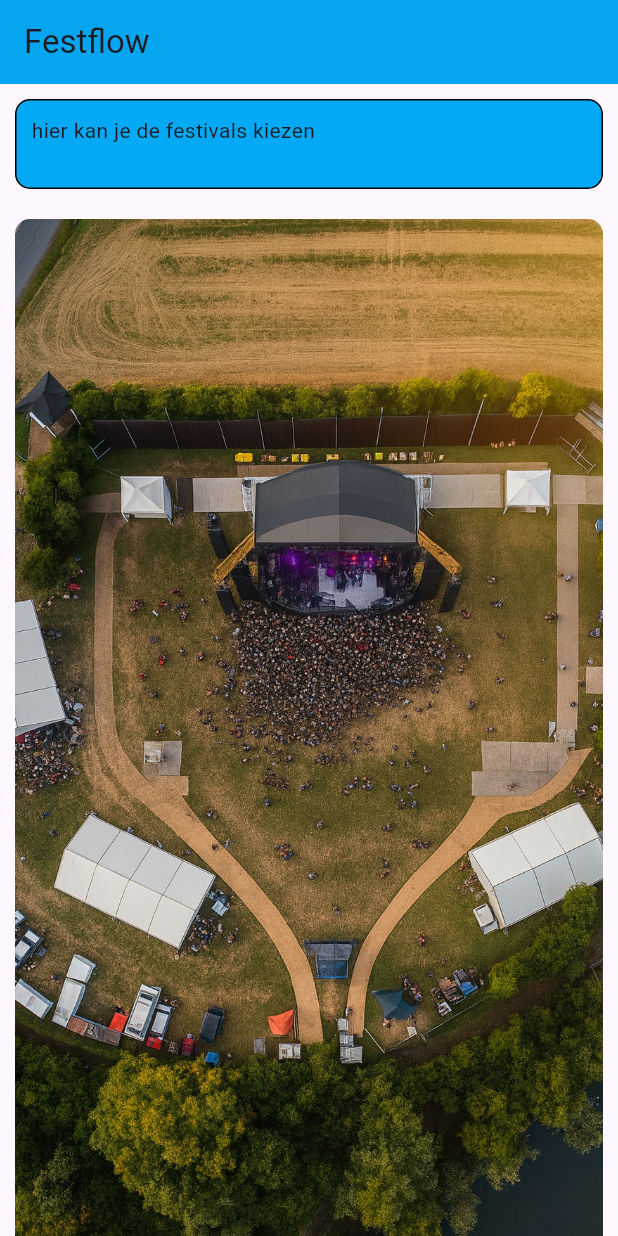
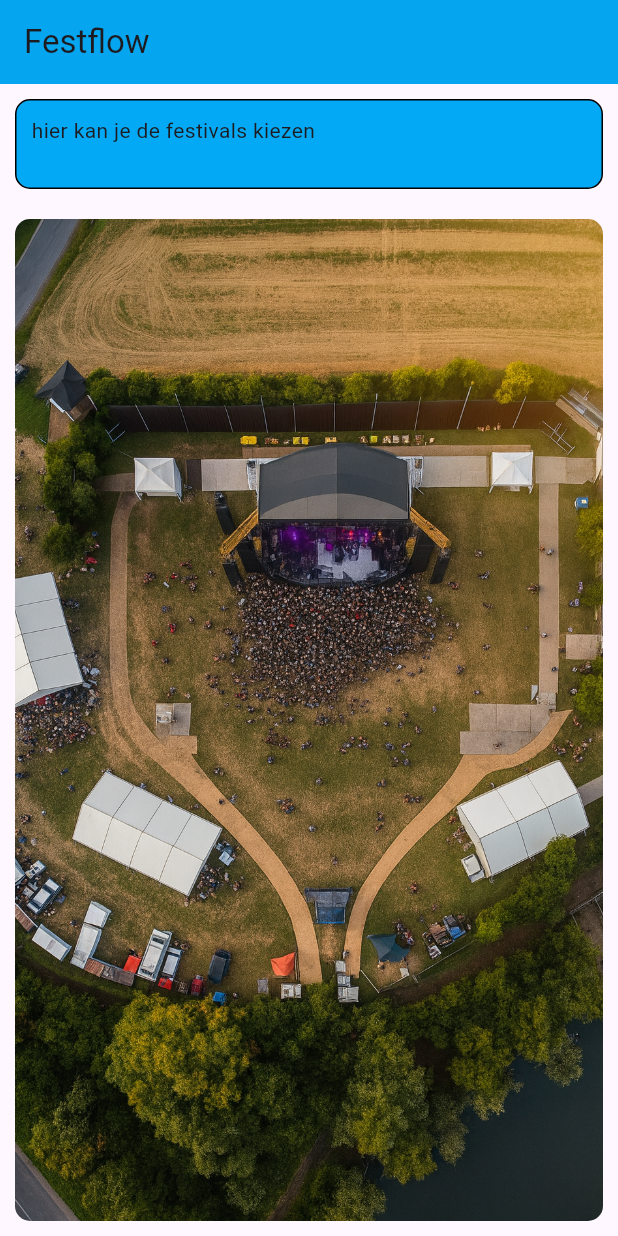
Before and after one commit to Jompie/Festival, a Flutter app: the screen it shows after launch, on a phone screen of 412 x 824 dp. Run offline on Flutter 3.47's test engine with Material 3 defaults, Android fonts, the phone set to English and light mode, and no system bars.

Commit message:
pulldown toegevoegd

```diff
--- a/lib/heatmap.dart
+++ b/lib/heatmap.dart
@@ -5,21 +5,14 @@ class Heatmap extends StatelessWidget {
 
   @override
   Widget build(BuildContext context) {
-    return Scaffold(
-      body: Column(
-        children: [
-          Container(
-            height: 720,
-            width: 400,
-            decoration: BoxDecoration(
-              borderRadius: BorderRadius.circular(10),
-              image: DecorationImage(
-                image: AssetImage('assets/Podium_ai2.png'),
-                fit: BoxFit.cover,
-              ),
-            ),
-          ),
-        ],
+    return Container(
+      width: double.infinity,
+      decoration: BoxDecoration(
+        borderRadius: BorderRadius.circular(10),
+        image: const DecorationImage(
+          image: AssetImage('assets/Podium_ai2.png'),
+          fit: BoxFit.cover,
+        ),
       ),
     );
   }
--- a/lib/main.dart
+++ b/lib/main.dart
@@ -1,9 +1,9 @@
 import 'package:flutter/material.dart';
-import 'package:http/http.dart' as http;
 import 'heatmap.dart';
+import 'pulldown.dart';
 
 void main() {
-  runApp(MyApp());
+  runApp(const MyApp());
 }
 
 class MyApp extends StatelessWidget {
@@ -13,33 +13,20 @@ class MyApp extends StatelessWidget {
   Widget build(BuildContext context) {
     return MaterialApp(
       home: Scaffold(
+        appBar: AppBar(
+          backgroundColor: Color.fromARGB(255, 5, 165, 239),
+          title: const Text('Festflow'),
+        ),
         body: Column(
           children: [
-            Container(
-              margin: const EdgeInsets.all(10),
-              padding: const EdgeInsets.all(10),
-              height: 60,
-              width: 400,
-              decoration: BoxDecoration(
-                border: Border.all(color: Colors.black),
-                color: Colors.lightBlue,
-                borderRadius: BorderRadius.circular(10),
-              ),
-
-              child: const Text("hier kan je de festivals kiezen"),
-            ),
+            const Pulldown(),
             Expanded(
               child: Padding(
                 padding: const EdgeInsets.all(10),
-                child: Heatmap(),
+                child: const Heatmap(),
               ),
             ),
           ],
-        ),
-
-        appBar: AppBar(
-          backgroundColor: Color.fromARGB(255, 5, 165, 239),
-          title: Text('Festflow'),
         ),
       ),
     );
--- /dev/null
+++ b/lib/pulldown.dart
@@ -0,0 +1,21 @@
+import 'package:flutter/material.dart';
+
+class Pulldown extends StatelessWidget {
+  const Pulldown({super.key});
+
+  @override
+  Widget build(BuildContext context) {
+    return Container(
+      margin: const EdgeInsets.all(10),
+      padding: const EdgeInsets.all(10),
+      height: 60,
+      width: double.infinity,
+      decoration: BoxDecoration(
+        border: Border.all(color: Colors.black),
+        color: Colors.lightBlue,
+        borderRadius: BorderRadius.circular(10),
+      ),
+      child: const Text("hier kan je de festivals kiezen"),
+    );
+  }
+}
```
